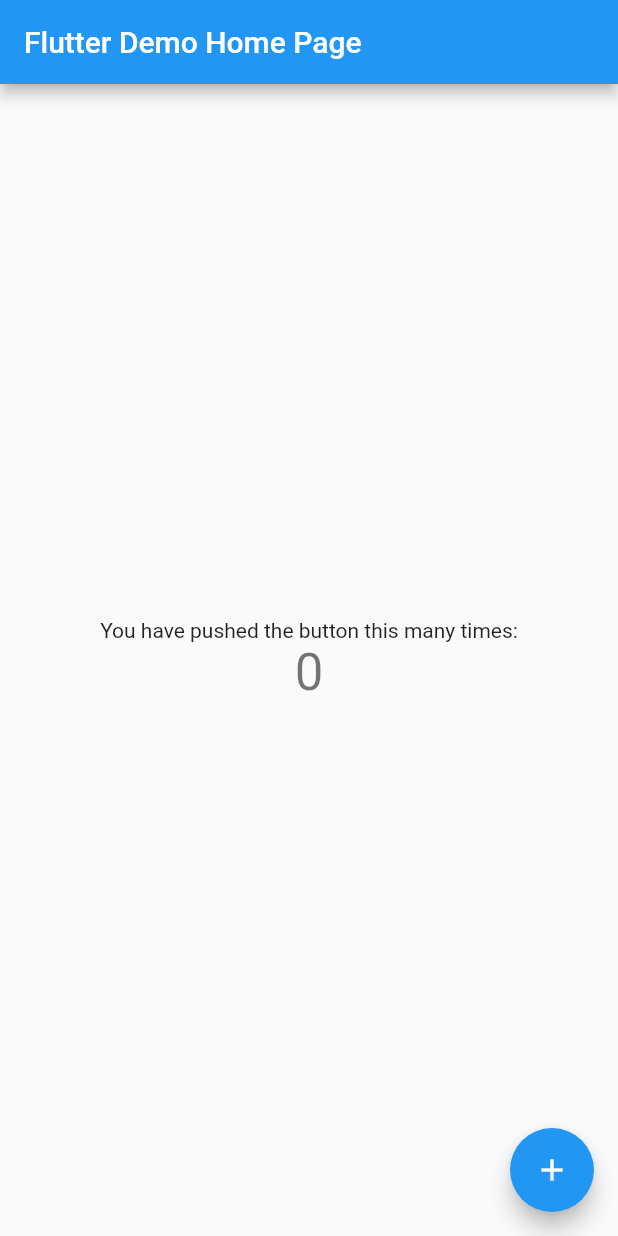
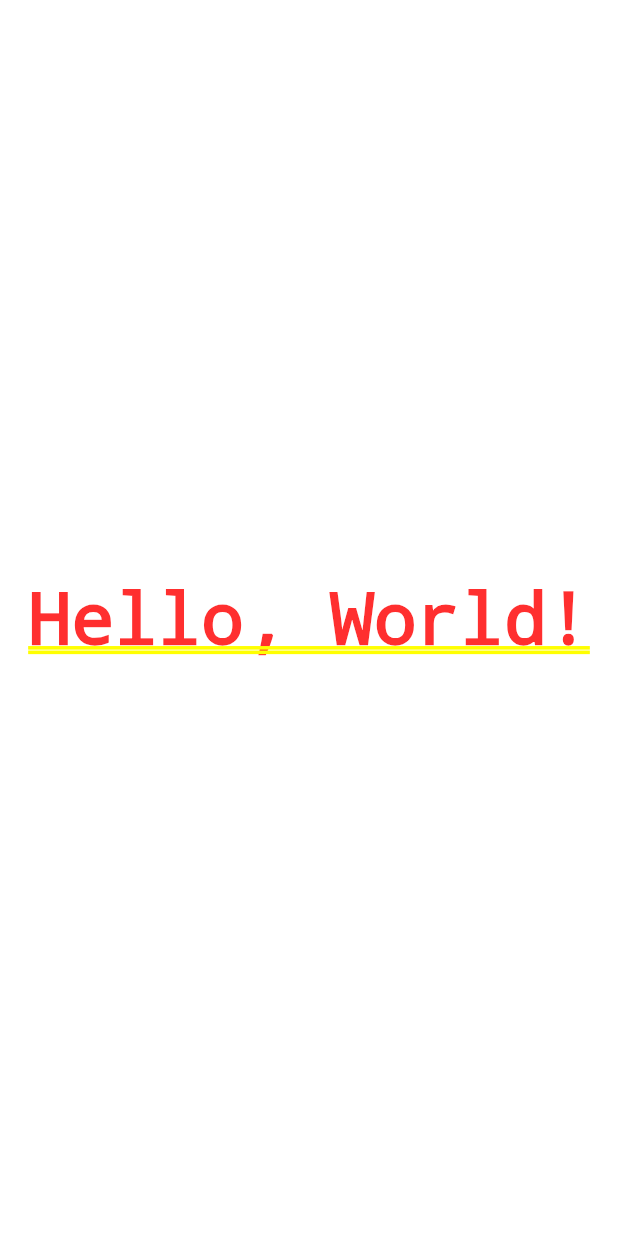
Before and after one commit to matthew-p-colson/i_am_rich, a Flutter app: the screen it shows after launch, on a phone screen of 412 x 824 dp. Run offline on Flutter 3.47's test engine with Material 2 defaults, Android fonts, the phone set to English and light mode, and no system bars.

Commit message:
hello world example

```diff
--- a/lib/main.dart
+++ b/lib/main.dart
@@ -1,117 +1,11 @@
 import 'package:flutter/material.dart';
 
 void main() {
-  runApp(MyApp());
+  runApp(
+    MaterialApp(
+      home: Center(
+        child: Text('Hello, World!'),
+      ),
+    ),
+  );
 }
-
-class MyApp extends StatelessWidget {
-  // This widget is the root of your application.
-  @override
-  Widget build(BuildContext context) {
-    return MaterialApp(
-      title: 'Flutter Demo',
-      theme: ThemeData(
-        // This is the theme of your application.
-        //
-        // Try running your application with "flutter run". You'll see the
-        // application has a blue toolbar. Then, without quitting the app, try
-        // changing the primarySwatch below to Colors.green and then invoke
-        // "hot reload" (press "r" in the console where you ran "flutter run",
-        // or simply save your changes to "hot reload" in a Flutter IDE).
-        // Notice that the counter didn't reset back to zero; the application
-        // is not restarted.
-        primarySwatch: Colors.blue,
-        // This makes the visual density adapt to the platform that you run
-        // the app on. For desktop platforms, the controls will be smaller and
-        // closer together (more dense) than on mobile platforms.
-        visualDensity: VisualDensity.adaptivePlatformDensity,
-      ),
-      home: MyHomePage(title: 'Flutter Demo Home Page'),
-    );
-  }
-}
-
-class MyHomePage extends StatefulWidget {
-  MyHomePage({Key key, this.title}) : super(key: key);
-
-  // This widget is the home page of your application. It is stateful, meaning
-  // that it has a State object (defined below) that contains fields that affect
-  // how it looks.
-
-  // This class is the configuration for the state. It holds the values (in this
-  // case the title) provided by the parent (in this case the App widget) and
-  // used by the build method of the State. Fields in a Widget subclass are
-  // always marked "final".
-
-  final String title;
-
-  @override
-  _MyHomePageState createState() => _MyHomePageState();
-}
-
-class _MyHomePageState extends State<MyHomePage> {
-  int _counter = 0;
-
-  void _incrementCounter() {
-    setState(() {
-      // This call to setState tells the Flutter framework that something has
-      // changed in this State, which causes it to rerun the build method below
-      // so that the display can reflect the updated values. If we changed
-      // _counter without calling setState(), then the build method would not be
-      // called again, and so nothing would appear to happen.
-      _counter++;
-    });
-  }
-
-  @override
-  Widget build(BuildContext context) {
-    // This method is rerun every time setState is called, for instance as done
-    // by the _incrementCounter method above.
-    //
-    // The Flutter framework has been optimized to make rerunning build methods
-    // fast, so that you can just rebuild anything that needs updating rather
-    // than having to individually change instances of widgets.
-    return Scaffold(
-      appBar: AppBar(
-        // Here we take the value from the MyHomePage object that was created by
-        // the App.build method, and use it to set our appbar title.
-        title: Text(widget.title),
-      ),
-      body: Center(
-        // Center is a layout widget. It takes a single child and positions it
-        // in the middle of the parent.
-        child: Column(
-          // Column is also a layout widget. It takes a list of children and
-          // arranges them vertically. By default, it sizes itself to fit its
-          // children horizontally, and tries to be as tall as its parent.
-          //
-          // Invoke "debug painting" (press "p" in the console, choose the
-          // "Toggle Debug Paint" action from the Flutter Inspector in Android
-          // Studio, or the "Toggle Debug Paint" command in Visual Studio Code)
-          // to see the wireframe for each widget.
-          //
-          // Column has various properties to control how it sizes itself and
-          // how it positions its children. Here we use mainAxisAlignment to
-          // center the children vertically; the main axis here is the vertical
-          // axis because Columns are vertical (the cross axis would be
-          // horizontal).
-          mainAxisAlignment: MainAxisAlignment.center,
-          children: <Widget>[
-            Text(
-              'You have pushed the button this many times:',
-            ),
-            Text(
-              '$_counter',
-              style: Theme.of(context).textTheme.headline4,
-            ),
-          ],
-        ),
-      ),
-      floatingActionButton: FloatingActionButton(
-        onPressed: _incrementCounter,
-        tooltip: 'Increment',
-        child: Icon(Icons.add),
-      ), // This trailing comma makes auto-formatting nicer for build methods.
-    );
-  }
-}
```
Also changed, not shown: 2 other files.
